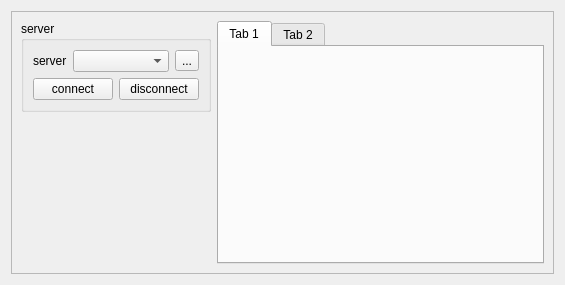
Old version of the form Qt/my_programm/MODBUS/lib/MODBUS_server/src/ui/modbus_server.ui in the repository RinatB2017/mega_GIT.
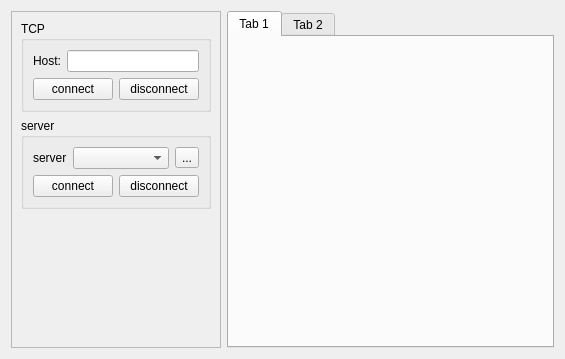
New version of the form.

What changed in the file:
```diff
--- a/Qt/my_programm/MODBUS/lib/MODBUS_server/src/ui/modbus_server.ui
+++ b/Qt/my_programm/MODBUS/lib/MODBUS_server/src/ui/modbus_server.ui
@@ -7,15 +7,21 @@
     <x>0</x>
     <y>0</y>
     <width>565</width>
-    <height>285</height>
+    <height>359</height>
    </rect>
   </property>
   <property name="windowTitle">
    <string>Form</string>
   </property>
-  <layout class="QVBoxLayout" name="verticalLayout">
+  <layout class="QHBoxLayout" name="horizontalLayout_5">
    <item>
     <widget class="QFrame" name="frame">
+     <property name="sizePolicy">
+      <sizepolicy hsizetype="Fixed" vsizetype="Preferred">
+       <horstretch>0</horstretch>
+       <verstretch>0</verstretch>
+      </sizepolicy>
+     </property>
      <property name="frameShape">
       <enum>QFrame::StyledPanel</enum>
      </property>
@@ -25,6 +31,47 @@
      <layout class="QHBoxLayout" name="horizontalLayout_3">
       <item>
        <layout class="QVBoxLayout" name="verticalLayout_3">
+        <item>
+         <widget class="QGroupBox" name="groupBox_3">
+          <property name="title">
+           <string>TCP</string>
+          </property>
+          <layout class="QVBoxLayout" name="verticalLayout_5">
+           <item>
+            <layout class="QGridLayout" name="gridLayout_4">
+             <item row="0" column="1">
+              <widget class="QLineEdit" name="le_server_host"/>
+             </item>
+             <item row="0" column="0">
+              <widget class="QLabel" name="label_8">
+               <property name="text">
+                <string>Host:</string>
+               </property>
+              </widget>
+             </item>
+            </layout>
+           </item>
+           <item>
+            <layout class="QHBoxLayout" name="horizontalLayout_4">
+             <item>
+              <widget class="QPushButton" name="btn_tcp_server_connect">
+               <property name="text">
+                <string>connect</string>
+               </property>
+              </widget>
+             </item>
+             <item>
+              <widget class="QPushButton" name="btn_tcp_server_disconnect">
+               <property name="text">
+                <string>disconnect</string>
+               </property>
+              </widget>
+             </item>
+            </layout>
+           </item>
+          </layout>
+         </widget>
+        </item>
         <item>
          <widget class="QGroupBox" name="groupBox">
           <property name="sizePolicy">
@@ -100,8 +147,14 @@
         </item>
        </layout>
       </item>
+     </layout>
+    </widget>
+   </item>
       <item>
        <widget class="QTabWidget" name="tabWidget">
+     <property name="currentIndex">
+      <number>0</number>
+     </property>
         <widget class="QWidget" name="tab">
          <attribute name="title">
           <string>Tab 1</string>
@@ -116,9 +169,6 @@
       </item>
      </layout>
     </widget>
-   </item>
-  </layout>
- </widget>
  <tabstops>
   <tabstop>cb_port</tabstop>
   <tabstop>btn_refresh</tabstop>
```
Left out of the diff: 5 changed lines with no effect on the pictures. Lines whose indentation alone changed are shown as unchanged.
